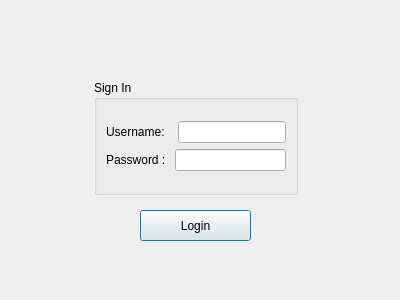
Old version of the form logindialog.ui in the repository pkhodadoustan/NFLFootballTouring.
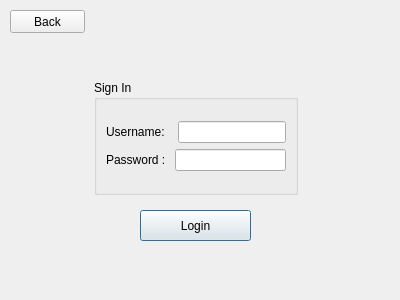
New version of the form.

```diff
--- a/logindialog.ui
+++ b/logindialog.ui
@@ -112,6 +112,19 @@
     <string>Login</string>
    </property>
   </widget>
+  <widget class="QPushButton" name="pushButton">
+   <property name="geometry">
+    <rect>
+     <x>10</x>
+     <y>10</y>
+     <width>75</width>
+     <height>23</height>
+    </rect>
+   </property>
+   <property name="text">
+    <string>Back</string>
+   </property>
+  </widget>
  </widget>
  <resources/>
  <connections/>
```
Left out of the diff: 3 changed lines with no effect on the pictures.
